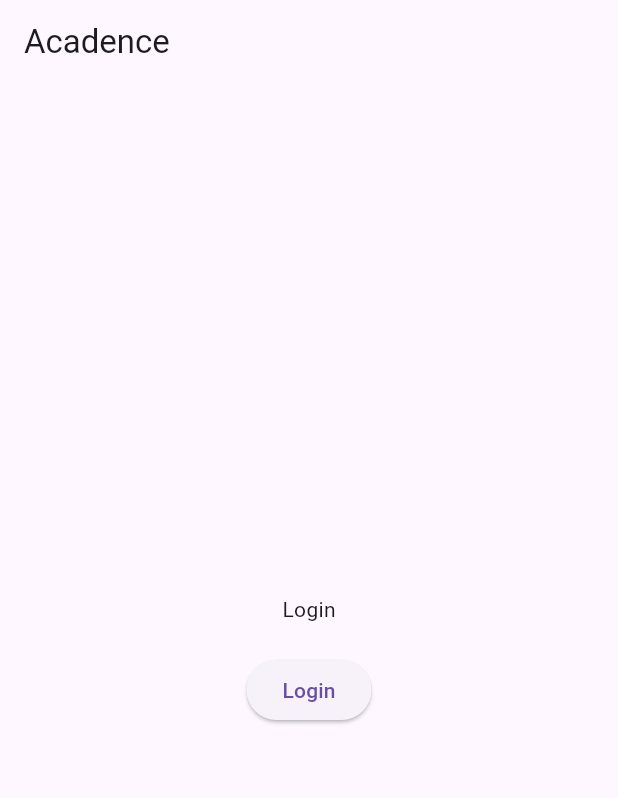
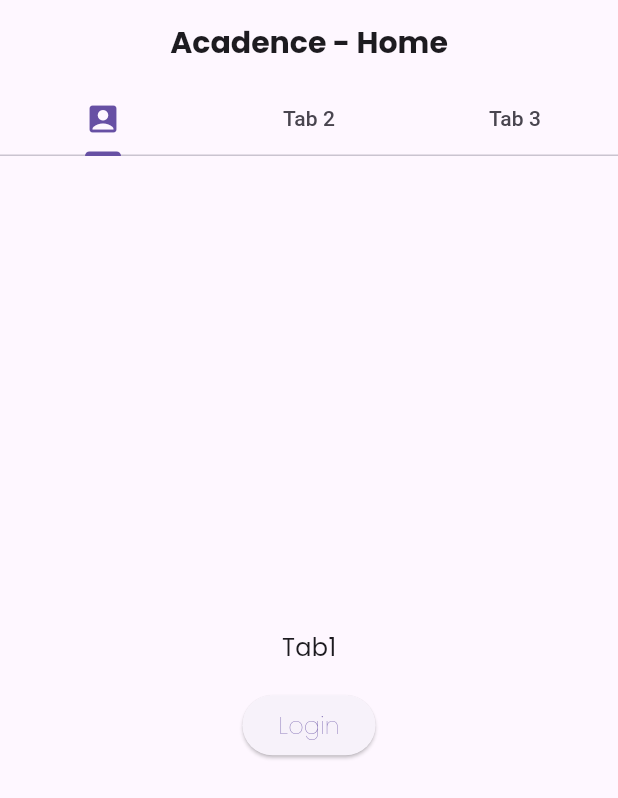
Before and after one commit to CGrive/Acadence, a Flutter app: the screen it shows after launch, on a phone screen of 412 x 824 dp. Shown: the top 798 px of the screen. Run offline on Flutter 3.47's test engine with Material 3 defaults, Android fonts, the phone set to English and light mode, and no system bars; our stand-ins replace flutter_login, google_fonts.

Commit message:
Added Tab Based Navigation Skeleton and removed Login from Home Page (added in tab1 for testing)

```diff
--- a/Frontend/lib/main.dart
+++ b/Frontend/lib/main.dart
@@ -1,5 +1,6 @@
 import 'package:flutter/material.dart';
 import 'package:frontend/pages/loginPage.dart';
+import 'package:frontend/pages/tab.dart';
 
 void main() {
   runApp(const MyApp());
@@ -7,20 +8,18 @@ void main() {
 
 class MyApp extends StatelessWidget {
   const MyApp({super.key});
-
-  // This widget is the root of your application.
   @override
   Widget build(BuildContext context) {
-    return MaterialApp(debugShowCheckedModeBanner: false, home: HomeScreen());
+    return MaterialApp(debugShowCheckedModeBanner: false, home: TabHomePage());
   }
 }
 
+// 👇🏻Not in use for now
 class HomeScreen extends StatelessWidget {
   const HomeScreen({super.key});
 
   @override
   Widget build(BuildContext context) {
-    // TODO: implement build
     return Scaffold(
       appBar: AppBar(title: const Text("Acadence")),
       body: Center(
--- a/Frontend/lib/pages/loginPage.dart
+++ b/Frontend/lib/pages/loginPage.dart
@@ -1,5 +1,6 @@
 import 'package:flutter/material.dart';
 import 'package:flutter_login/flutter_login.dart';
+import 'package:google_fonts/google_fonts.dart';
 
 const users = {'dribbble@gmail.com': '12345', 'hunter@gmail.com': 'hunter'};
 
--- /dev/null
+++ b/Frontend/lib/pages/tab.dart
@@ -0,0 +1,37 @@
+import "package:flutter/material.dart";
+import 'package:google_fonts/google_fonts.dart';
+import "./tabs/tab1.dart";
+import "./tabs/tab2.dart";
+import "./tabs/tab3.dart";
+
+class TabHomePage extends StatelessWidget {
+  const TabHomePage({super.key});
+  @override
+  Widget build(BuildContext context) {
+    return DefaultTabController(
+      length: 3,
+      child: Scaffold(
+        appBar: AppBar(
+          centerTitle: true,
+          title: Text(
+            "Acadence - Home",
+            style: GoogleFonts.poppins(
+              textStyle: const TextStyle(
+                fontSize: 20.0,
+                fontWeight: FontWeight.bold,
+              ),
+            ),
+          ),
+          bottom: const TabBar(
+            tabs: [
+              Tab(icon: Icon(Icons.account_box_rounded)),
+              Tab(text: "Tab 2"),
+              Tab(text: "Tab 3"),
+            ],
+          ),
+        ),
+        body: const TabBarView(children: <Widget>[Tab1(), Tab2(), Tab3()]),
+      ),
+    );
+  }
+}
--- /dev/null
+++ b/Frontend/lib/pages/tabs/tab1.dart
@@ -0,0 +1,45 @@
+import "package:flutter/material.dart";
+import 'package:google_fonts/google_fonts.dart';
+import '../loginPage.dart';
+
+class Tab1 extends StatelessWidget {
+  const Tab1({super.key});
+
+  @override
+  Widget build(BuildContext context) {
+    return SizedBox(
+      width: double.infinity,
+      child: Column(
+        mainAxisAlignment: MainAxisAlignment.center,
+        children: <Widget>[
+          Text(
+            "Tab1",
+            style: GoogleFonts.poppins(
+              textStyle: TextStyle(fontSize: 16, fontWeight: FontWeight.w400),
+            ),
+          ),
+          Padding(
+            padding: const EdgeInsets.only(top: 16.0),
+            child: ElevatedButton(
+              onPressed: () {
+                Navigator.push(
+                  context,
+                  MaterialPageRoute(builder: (context) => const LoginScreen()),
+                );
+              },
+              child: Text(
+                "Login",
+                style: GoogleFonts.poppins(
+                  textStyle: TextStyle(
+                    fontSize: 16,
+                    fontWeight: FontWeight.w200,
+                  ),
+                ),
+              ),
+            ),
+          ),
+        ],
+      ),
+    );
+  }
+}
--- a/Frontend/pubspec.yaml
+++ b/Frontend/pubspec.yaml
@@ -35,6 +35,7 @@ dependencies:
   # The following adds the Cupertino Icons font to your application.
   # Use with the CupertinoIcons class for iOS style icons.
   cupertino_icons: ^1.0.8
+  google_fonts: ^6.3.2
 
 dev_dependencies:
   flutter_test:
```
Also changed, not shown: Frontend/lib/pages/tabs/tab2.dart (added, +24 -0 lines), Frontend/lib/pages/tabs/tab3.dart (added, +24 -0 lines), Frontend/pubspec.lock, 1 other file.
